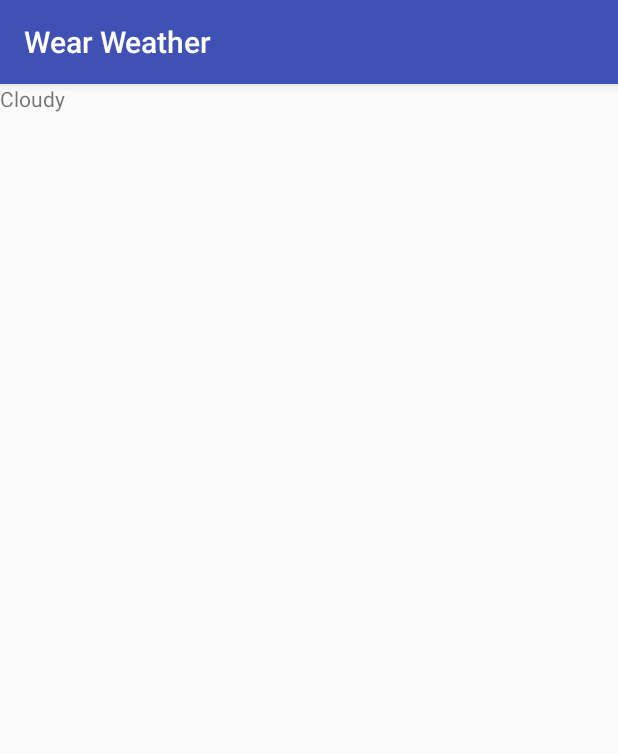
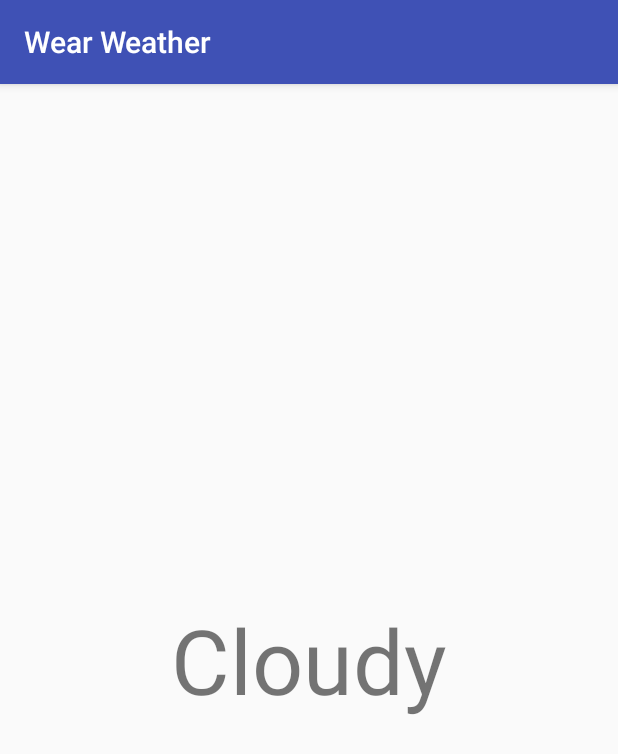
Before and after one commit to kartikmittal33/WearWeather, an Android app: the ClothingSuggestions screen opened directly, with no data from a screen before it, on a phone screen of 412 x 824 dp. Shown: the top 754 px of the screen. Run offline under Robolectric (Android 15) with nearby library versions, the phone set to English and light mode, and no system bars.

Commit message:
Main Activity DONE

```diff
--- a/app/src/main/res/layout/activity_clothing_suggestions.xml
+++ b/app/src/main/res/layout/activity_clothing_suggestions.xml
@@ -1,5 +1,5 @@
 <?xml version="1.0" encoding="utf-8"?>
-<android.support.constraint.ConstraintLayout xmlns:android="http://schemas.android.com/apk/res/android"
+<RelativeLayout xmlns:android="http://schemas.android.com/apk/res/android"
     xmlns:app="http://schemas.android.com/apk/res-auto"
     xmlns:tools="http://schemas.android.com/tools"
     android:layout_width="match_parent"
@@ -8,9 +8,11 @@
 
     <TextView
         android:id="@+id/Descript"
-        android:layout_width="281dp"
-        android:layout_height="192dp"
+        android:layout_width="wrap_content"
+        android:layout_height="wrap_content"
+        android:layout_centerVertical="true"
+        android:layout_centerHorizontal="true"
+        android:textSize="60dp"
         android:text="@string/description"
-        tools:layout_editor_absoluteX="52dp"
-        tools:layout_editor_absoluteY="63dp" />
-</android.support.constraint.ConstraintLayout>
+         />
+</RelativeLayout>
```
Also changed, not shown: app/src/main/java/boilermake/wearweather/MainActivity.java (+23 -4 lines), app/src/main/res/layout/main_layout.xml (+11 -1 lines).
